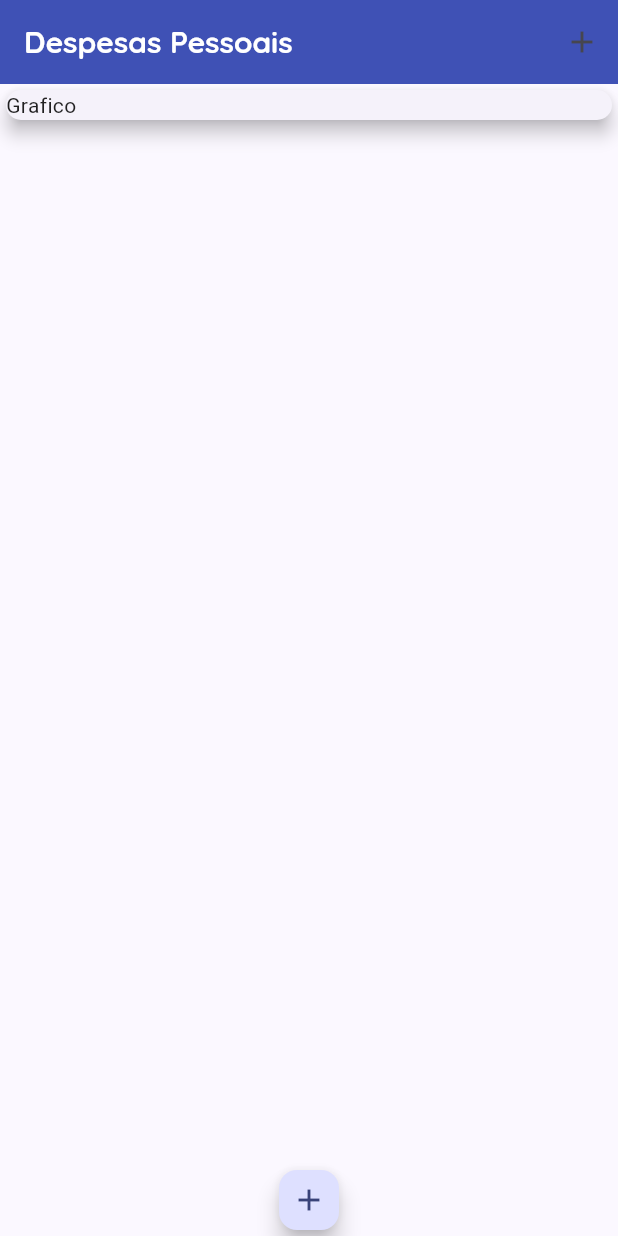
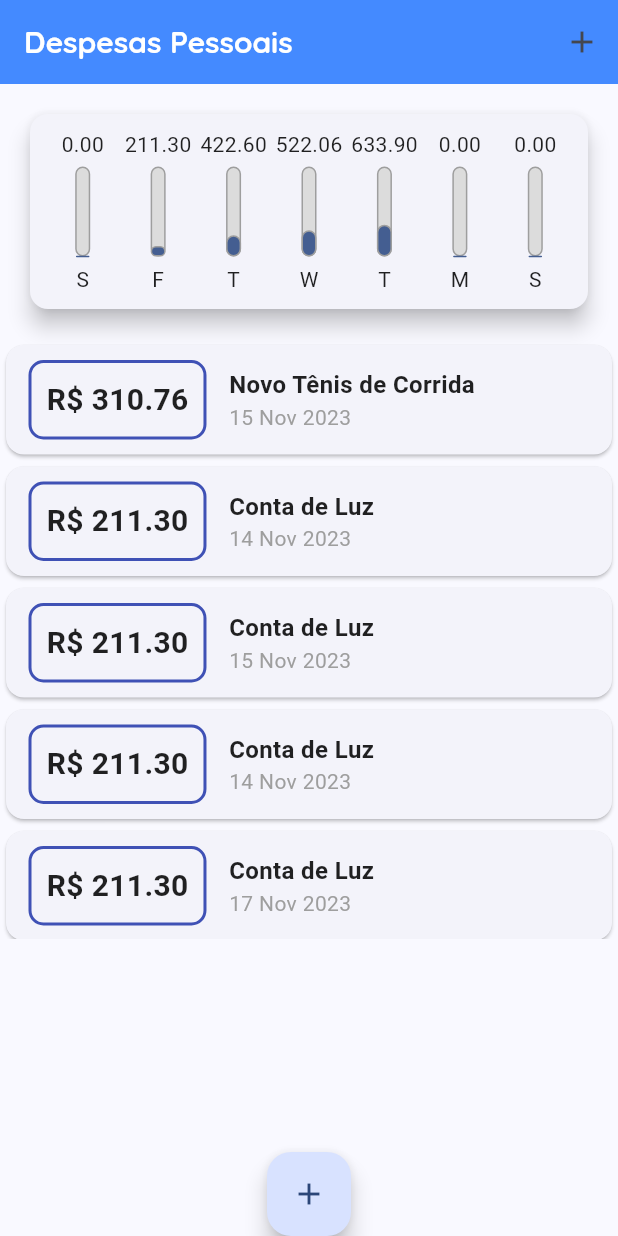
Before and after one commit to gilmario-kpslow/despesas-aula-fluter, a Flutter app: the screen it shows after launch, on a phone screen of 412 x 824 dp. Run offline on Flutter 3.47's test engine with Material 2 defaults, Android fonts, the phone set to English and light mode, and no system bars; missing offline and left inert: dart:ffi.

Commit message:
Comit automatico gerado pelo sistema

```diff
--- /dev/null
+++ b/lib/components/chart.dart
@@ -0,0 +1,69 @@
+import 'dart:ffi';
+
+import 'package:despesas/components/chart_bar.dart';
+import 'package:despesas/models/transacao.dart';
+import 'package:flutter/material.dart';
+import 'package:intl/intl.dart';
+
+class Chart extends StatelessWidget {
+  const Chart(this.transacoes, {super.key});
+
+  final List<Transacao> transacoes;
+
+  List<Map<String, Object>> get groupedTransactions {
+    return List.generate(7, (index) {
+      final weekDay = DateTime.now().subtract(
+        Duration(days: index),
+      );
+
+      DateFormat.E().format(weekDay)[0];
+
+      double total = 0.0;
+      for (var i = 0; i < transacoes.length; i++) {
+        bool sameDay = transacoes[i].data.day == weekDay.day;
+        bool sameMonth = transacoes[i].data.month == weekDay.month;
+        bool sameYear = transacoes[i].data.year == weekDay.year;
+
+        if (sameYear && sameDay && sameMonth) {
+          total += transacoes[i].valor;
+        }
+      }
+
+      return {
+        'day': DateFormat.E().format(weekDay)[0],
+        'value': total,
+      };
+    });
+  }
+
+  double get _totalSemana {
+    return groupedTransactions.fold(
+        0.0,
+        (previousValue, element) =>
+            previousValue + (element['value'] as double));
+  }
+
+  @override
+  Widget build(BuildContext context) {
+    groupedTransactions;
+    return Card(
+      elevation: 6,
+      margin: const EdgeInsets.all(20),
+      child: Padding(
+        padding: const EdgeInsets.all(10.0),
+        child: Row(
+          mainAxisAlignment: MainAxisAlignment.spaceAround,
+          children: groupedTransactions.map((tr) {
+            return Flexible(
+              fit: FlexFit.tight,
+              child: ChartBar(
+                  label: (tr['day'] as String),
+                  valor: (tr['value'] as double),
+                  percentual: (tr['value'] as double) / _totalSemana),
+            );
+          }).toList(),
+        ),
+      ),
+    );
+  }
+}
--- /dev/null
+++ b/lib/components/chart_bar.dart
@@ -0,0 +1,56 @@
+import 'package:flutter/material.dart';
+
+class ChartBar extends StatelessWidget {
+  const ChartBar(
+      {required this.label,
+      required this.valor,
+      required this.percentual,
+      super.key});
+
+  final String label;
+  final double valor;
+  final double percentual;
+
+  @override
+  Widget build(BuildContext context) {
+    return Column(
+      children: [
+        // Text('R\$${this.valor.toStringAsFixed(2)}'),
+        FittedBox(child: Text('${this.valor.toStringAsFixed(2)}')),
+        SizedBox(
+          height: 5,
+        ),
+        Container(
+          height: 60,
+          width: 10,
+          child: Stack(
+            alignment: Alignment.bottomCenter,
+            children: [
+              Container(
+                decoration: BoxDecoration(
+                  border: Border.all(color: Colors.grey, width: 1.0),
+                  borderRadius: BorderRadius.circular(5),
+                  color: const Color.fromRGBO(220, 220, 220, 1),
+                ),
+              ),
+              FractionallySizedBox(
+                heightFactor: percentual,
+                child: Container(
+                  decoration: BoxDecoration(
+                    border: Border.all(color: Colors.grey, width: 1.0),
+                    borderRadius: BorderRadius.circular(5),
+                    color: Theme.of(context).primaryColor,
+                  ),
+                ),
+              )
+            ],
+          ),
+        ),
+        SizedBox(
+          height: 5,
+        ),
+        Text(label)
+      ],
+    );
+  }
+}
--- a/lib/components/transaction_list.dart
+++ b/lib/components/transaction_list.dart
@@ -11,7 +11,27 @@ class TransactionList extends StatelessWidget {
   Widget build(BuildContext context) {
     return SizedBox(
       height: 400,
-      child: ListView.builder(
+      child: transacoes.isEmpty
+          ? Column(children: [
+              const SizedBox(
+                height: 20,
+              ),
+              Text(
+                "Nenhuma transação",
+                style: Theme.of(context).textTheme.titleLarge,
+              ),
+              const SizedBox(
+                height: 20,
+              ),
+              SizedBox(
+                height: 200,
+                child: Image.asset(
+                  "assets/images/waiting.png",
+                  fit: BoxFit.cover,
+                ),
+              )
+            ])
+          : ListView.builder(
               itemCount: transacoes.length,
               itemBuilder: (context, index) {
                 final tr = transacoes[index];
--- a/lib/main.dart
+++ b/lib/main.dart
@@ -1,5 +1,7 @@
+import 'dart:ffi';
 import 'dart:math';
 
+import 'package:despesas/components/chart.dart';
 import 'package:despesas/components/transaction_form.dart';
 import 'package:despesas/components/transaction_list.dart';
 import 'package:despesas/models/transacao.dart';
@@ -17,11 +19,11 @@ class FinanceiroApp extends StatelessWidget {
     return MaterialApp(
       title: 'FinanceiroApp',
       theme: ThemeData(
-          colorScheme: ColorScheme.fromSeed(seedColor: Colors.indigo),
-          primarySwatch: Colors.indigo,
+          colorScheme: ColorScheme.fromSeed(seedColor: Colors.blueAccent),
+          primarySwatch: Colors.blue,
           fontFamily: 'Quicksand',
           appBarTheme: const AppBarTheme(
-              backgroundColor: Colors.indigo,
+              backgroundColor: Colors.blueAccent,
               titleTextStyle: TextStyle(
                   color: Colors.white,
                   fontFamily: 'Quicksand',
@@ -43,56 +45,63 @@ class HomeApp extends StatefulWidget {
 }
 
 class _HomeAppState extends State<HomeApp> {
-  final List<Transacao> _transactions = [];
-  // Transacao(
-  //   id: 't1',
-  //   titulo: 'Novo Tênis de Corrida',
-  //   valor: 310.76,
-  //   data: DateTime.now(),
-  // ),
-  // Transacao(
-  //   id: 't2',
-  //   titulo: 'Conta de Luz',
-  //   valor: 211.30,
-  //   data: DateTime.now(),
-  // ),
-  // Transacao(
-  //   id: 't2',
-  //   titulo: 'Conta de Luz',
-  //   valor: 211.30,
-  //   data: DateTime.now(),
-  // ),
-  // Transacao(
-  //   id: 't3',
-  //   titulo: 'Conta de Luz',
-  //   valor: 211.30,
-  //   data: DateTime.now(),
-  // ),
-  // Transacao(
-  //   id: 't4',
-  //   titulo: 'Conta de Luz',
-  //   valor: 211.30,
-  //   data: DateTime.now(),
-  // ),
-  // Transacao(
-  //   id: 't5',
-  //   titulo: 'Conta de Luz',
-  //   valor: 211.30,
-  //   data: DateTime.now(),
-  // ),
-  // Transacao(
-  //   id: 't6',
-  //   titulo: 'Conta de Luz',
-  //   valor: 211.30,
-  //   data: DateTime.now(),
-  // ),
-  // Transacao(
-  //   id: 't7',
-  //   titulo: 'Conta de Luz',
-  //   valor: 211.30,
-  //   data: DateTime.now(),
-  // ),
-  // ];
+  final List<Transacao> _transactions = [
+    Transacao(
+      id: 't1',
+      titulo: 'Novo Tênis de Corrida',
+      valor: 310.76,
+      data: DateTime.now().subtract(Duration(days: 3)),
+    ),
+    Transacao(
+      id: 't2',
+      titulo: 'Conta de Luz',
+      valor: 211.30,
+      data: DateTime.now().subtract(Duration(days: 4)),
+    ),
+    Transacao(
+      id: 't2',
+      titulo: 'Conta de Luz',
+      valor: 211.30,
+      data: DateTime.now().subtract(Duration(days: 3)),
+    ),
+    Transacao(
+      id: 't3',
+      titulo: 'Conta de Luz',
+      valor: 211.30,
+      data: DateTime.now().subtract(Duration(days: 4)),
+    ),
+    Transacao(
+      id: 't4',
+      titulo: 'Conta de Luz',
+      valor: 211.30,
+      data: DateTime.now().subtract(Duration(days: 1)),
+    ),
+    Transacao(
+      id: 't5',
+      titulo: 'Conta de Luz',
+      valor: 211.30,
+      data: DateTime.now().subtract(Duration(days: 2)),
+    ),
+    Transacao(
+      id: 't6',
+      titulo: 'Conta de Luz',
+      valor: 211.30,
+      data: DateTime.now().subtract(Duration(days: 2)),
+    ),
+    Transacao(
+      id: 't7',
+      titulo: 'Conta de Luz',
+      valor: 211.30,
+      data: DateTime.now().subtract(Duration(days: 4)),
+    ),
+  ];
+
+  List<Transacao> get _recent {
+    return _transactions
+        .where((element) => element.data
+            .isAfter(DateTime.now().subtract(const Duration(days: 7))))
+        .toList();
+  }
 
   _addTrasaction(String titulo, double valor) {
     final newTrasaction = Transacao(
@@ -133,17 +142,11 @@ class _HomeAppState extends State<HomeApp> {
       body: Column(
         crossAxisAlignment: CrossAxisAlignment.stretch,
         children: [
-          const SizedBox(
-            child: Card(
-              elevation: 5.0,
-              child: Text("Grafico"),
-            ),
-          ),
+          Chart(_recent),
           TransactionList(_transactions),
         ],
       ),
       floatingActionButton: FloatingActionButton(
-        mini: true,
         child: const Icon(Icons.add),
         onPressed: () {
           _openTransactionFormModal(context);
```
Lines whose indentation alone changed are shown as unchanged.
